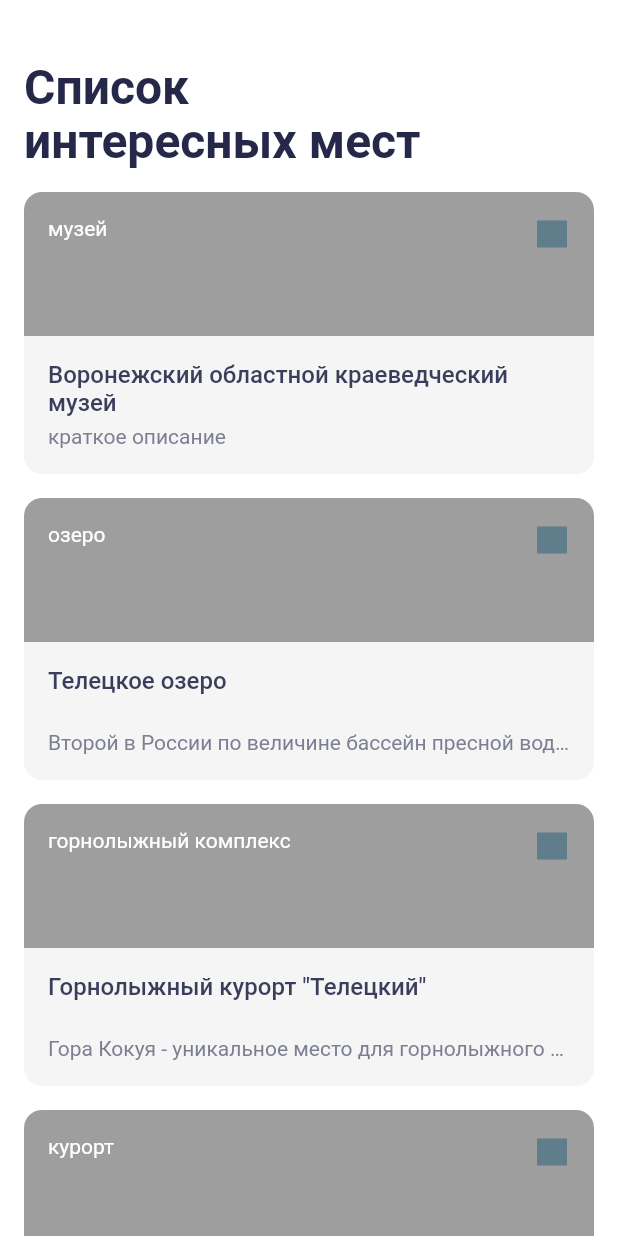
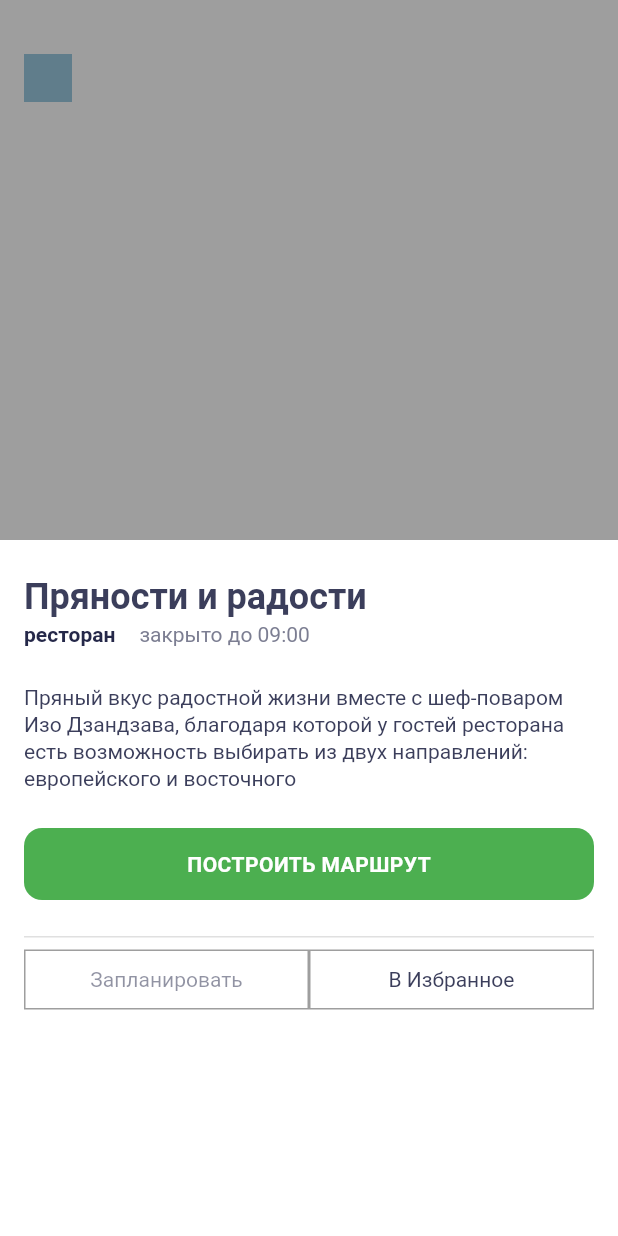
Before and after one commit to Vadim-T0/surf_places, a Flutter app: the screen it shows after launch, on a phone screen of 412 x 824 dp. Run offline on Flutter 3.47's test engine with Material 2 defaults, Android fonts, the phone set to English and light mode, and no system bars.

Commit message:
4.6.3 SightDetails.

```diff
--- a/lib/main.dart
+++ b/lib/main.dart
@@ -1,5 +1,5 @@
 import 'package:flutter/material.dart';
-import 'package:surf_places/ui/screen/sight_list_screen.dart';
+import 'package:surf_places/ui/screen/sight_details.dart';
 
 void main() {
   runApp(App());
@@ -16,7 +16,8 @@ class _AppState extends State<App> {
     return MaterialApp(
       debugShowCheckedModeBanner: false,
       theme: ThemeData(fontFamily: 'Roboto'),
-      home: SightListScreen(),
+      //home: SightListScreen(),
+      home: SightDetails(),
       title: 'App Title',
     );
   }
--- a/lib/ui/const/colors.dart
+++ b/lib/ui/const/colors.dart
@@ -11,5 +11,7 @@ const Color fontGreen = Color(0xff4caf50),
     textColorSecondary = Color(0xff3B3E5B),
     textColorSecondary2 = Color(0xff7C7E92),
 
+    buttonGreen = Color(0xff4CAF50),
+
     cardBackground = Color(0xfff5f5f5),
     scaffoldBackground = Color(0xffffffff);
--- a/lib/ui/const/text_styles.dart
+++ b/lib/ui/const/text_styles.dart
@@ -9,9 +9,9 @@ TextStyle textAppBar = const TextStyle(
   fontWeight: FontWeight.w700,
 );
 
-
 TextStyle _text = const TextStyle(
   fontStyle: FontStyle.normal,
+  fontFamily: 'Roboto',
   color: textMain,
 ),
 
@@ -22,10 +22,12 @@ TextStyle _text = const TextStyle(
     textRegular = _text.copyWith(fontWeight: FontWeight.normal),
     textRegular14 = textRegular.copyWith(fontSize: 14.0),
     textRegular16 = textRegular.copyWith(fontSize: 16.0),
+    textRegular24 = textRegular.copyWith(fontSize: 24.0),
     textRegular16Secondary = textRegular16.copyWith(color: textColorSecondary, height: 20 / 16),
+    textRegular24Secondary = textRegular16.copyWith(color: textColorSecondary, height: 28.8 / 24),
+    textRegular14Secondary = textRegular14.copyWith(color: textColorSecondary, height: 18 / 14),
+    textRegular14SecondaryInactive = textRegular14Secondary.copyWith(color: textColorSecondary.withOpacity(0.56)),
     textRegular14Secondary2 = textRegular14.copyWith(color: textColorSecondary2, height: 18 / 14),
-    //textRegular16Grey = textRegular16.copyWith(color: textColorGrey),
-
 
 //Medium
     textMedium = _text.copyWith(fontWeight: FontWeight.w500),
@@ -33,6 +35,9 @@ TextStyle _text = const TextStyle(
     textMedium16Secondary = textMedium16.copyWith(color: textColorSecondary),
 
 //Bold
-    textBold = _text.copyWith(fontWeight: FontWeight.normal),
-    textBold14 = textBold.copyWith(fontSize: 14.0, color: textWhite),
-    textBold14White = textBold14.copyWith(color: textWhite);
+    textBold = _text.copyWith(fontWeight: FontWeight.bold),
+    textBold14 = textBold.copyWith(fontSize: 14.0),
+    textBold24 = textBold.copyWith(fontSize: 24.0),
+    textBold14White = textBold14.copyWith(color: textWhite),
+    textBold14WhiteSpacing = textBold14White.copyWith(letterSpacing: 0.3),
+    textBold24Secondary = textBold.copyWith(fontSize: 24.0, color: textColorSecondary);
--- a/lib/ui/screen/sight_card.dart
+++ b/lib/ui/screen/sight_card.dart
@@ -3,6 +3,7 @@ import 'package:surf_places/domain/sight.dart';
 import 'package:surf_places/ui/const/text_styles.dart';
 import 'package:surf_places/ui/const/colors.dart';
 
+/// Карточка места.
 class SightCard extends StatelessWidget {
   final Sight sight;
 
@@ -53,9 +54,7 @@ class SightCard extends StatelessWidget {
               width: double.infinity,
               height: 92,
               padding: EdgeInsets.fromLTRB(16, 16, 16, 0),
-              decoration: BoxDecoration(
-                  //border: Border.all(color: Colors.yellow),
-                  color: cardBackground),
+              decoration: BoxDecoration(color: cardBackground),
               child: Column(
                 children: [
                   Container(
@@ -69,7 +68,6 @@ class SightCard extends StatelessWidget {
                   ),
                   Container(
                     // Описание достопримечательности
-                   // height: 18,
                     padding: EdgeInsets.only(top: 2),
                     width: double.infinity,
                     child: Text(this.sight.details,
--- /dev/null
+++ b/lib/ui/screen/sight_details.dart
@@ -0,0 +1,114 @@
+import 'package:flutter/cupertino.dart';
+import 'package:flutter/material.dart';
+import 'package:surf_places/ui/const/text_styles.dart';
+import 'package:surf_places/ui/const/colors.dart';
+
+/// Экран детализации места.
+class SightDetails extends StatefulWidget {
+  @override
+  _SightDetailsState createState() => _SightDetailsState();
+}
+
+class _SightDetailsState extends State<SightDetails> {
+  @override
+  Widget build(BuildContext context) {
+    return Scaffold(
+        resizeToAvoidBottomInset: false,
+        body: SingleChildScrollView(
+          child: Column(
+            children: <Widget>[
+              Stack(
+                children: [
+                  Container( // Заглушка фотографии места
+                    width: double.infinity,
+                    height: 360,
+                    decoration: BoxDecoration(color: Colors.grey),
+                  ),
+                  Positioned( // Заглушка кнопки "Назад"
+                    left: 16,
+                    top: 36,
+                    child: Container(
+                      width: 32,
+                      height: 32,
+                      decoration: BoxDecoration(color: Colors.blueGrey),
+                    ),
+                  ),
+                ],
+              ),
+              Padding(
+                padding: const EdgeInsets.fromLTRB(16, 24, 16, 0),
+                child: Column(
+                  children: [
+                    Container( // Название места
+                      width: double.infinity,
+                      child: Text('Пряности и радости',
+                          style: textBold24Secondary),
+                    ),
+                    SizedBox(height: 2),
+                    Row(
+                      children: [
+                        Text('ресторан', style: textBold14), // Тип места
+                        SizedBox(width: 16),
+                        Text('закрыто до 09:00', style: textRegular14Secondary2), // Время работы
+                      ],
+                    ),
+                    Container( // Описание места
+                      margin: EdgeInsets.only(top: 24, bottom: 24),
+                      width: double.infinity,
+                      child: Text(
+                          'Пряный вкус радостной жизни вместе с шеф-поваром Изо Дзандзава, благодаря которой у гостей ресторана есть возможность выбирать из двух направлений: европейского и восточного',
+                          style: textRegular14Secondary),
+                    ),
+                    ClipRRect(
+                      borderRadius: BorderRadius.circular(12),
+                      child: Container( // Кнопка "Постоить маршрут"
+                        alignment: Alignment.center,
+                        width: double.infinity,
+                        height: 48,
+                        decoration: BoxDecoration(color: buttonGreen),
+                        child: Text('Построить маршрут'.toUpperCase(),
+                            style: textBold14WhiteSpacing),
+                      ),
+                    ),
+                    Padding(
+                      padding: const EdgeInsets.only(top: 24, bottom: 8),
+                      child: Divider(
+                        height: 1,
+                        thickness: 1,
+                      ),
+                    ),
+                    Row(
+                      children: [
+                        Expanded(
+                          child: Container( // Кнопка "Запланировать"
+                            alignment: Alignment.center,
+                            height: 40,
+                            decoration: BoxDecoration(
+                              border: Border.all(color: Colors.grey),
+                            ),
+                            child: Text('Запланировать',
+                                style: textRegular14SecondaryInactive),
+                          ),
+                        ),
+                        Expanded(
+                          child: Container( // Кнопка "В Избранное"
+                            alignment: Alignment.center,
+                            height: 40,
+                            decoration: BoxDecoration(
+                              border: Border.all(color: Colors.grey),
+                            ),
+                            child: Text('В Избранное',
+                                style: textRegular14Secondary),
+                          ),
+                        ),
+                      ],
+                    ),
+                  ],
+                ),
+              ),
+            ],
+          ),
+        ),
+        backgroundColor: scaffoldBackground);
+  }
+}
```
